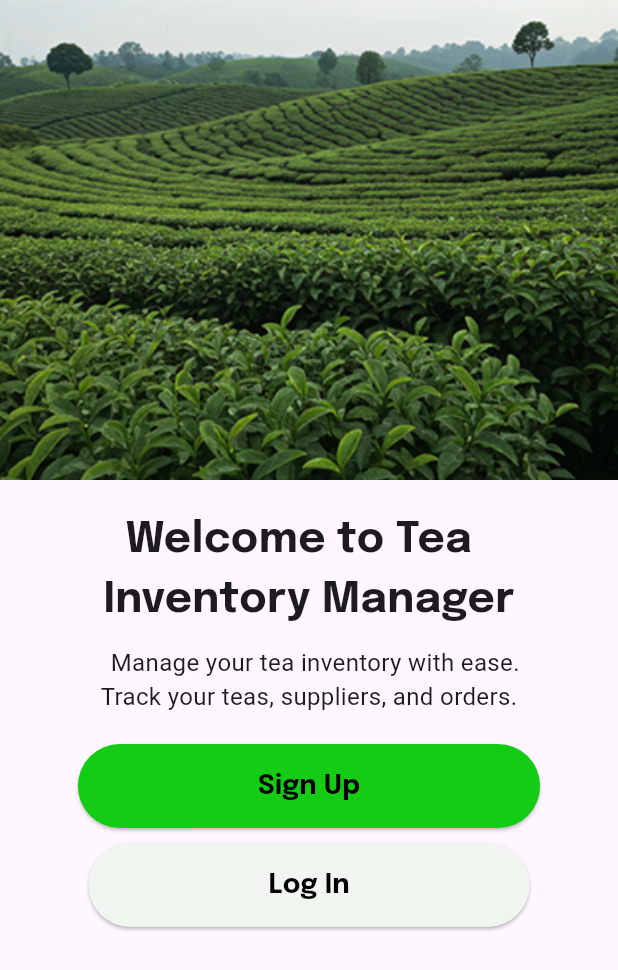
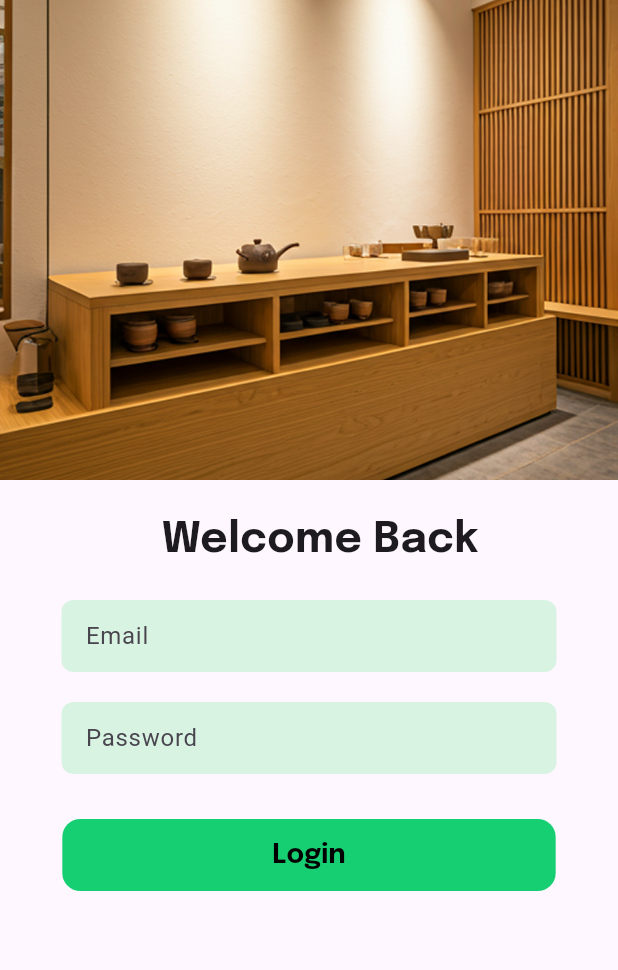
Before and after one commit to Jotham0505/Inventory_Management_App_Flutter, a Flutter app: the screen it shows after launch, on a phone screen of 412 x 824 dp. Shown: the top 970 px of the screen. Run offline on Flutter 3.47's test engine with Material 3 defaults, Android fonts, the phone set to English and light mode, and no system bars; Roboto replaces fonts that are missing (Epilogue Regular).

Commit message:
Login page done

```diff
--- a/lib/main.dart
+++ b/lib/main.dart
@@ -1,4 +1,5 @@
 import 'package:flutter/material.dart';
+import 'package:tea_app/pages/Auth/loginPage.dart';
 import 'package:tea_app/pages/Auth/onboardingPage.dart';
 
 void main() {
@@ -18,7 +19,7 @@ class MyApp extends StatelessWidget {
         colorScheme: ColorScheme.fromSeed(seedColor: Colors.deepPurple),
         useMaterial3: true,
       ),
-      home: const OnboardingPage(),
+      home: const Loginpage(),
     );
   }
 }
--- /dev/null
+++ b/lib/pages/Auth/loginPage.dart
@@ -0,0 +1,97 @@
+import 'package:flutter/material.dart';
+
+class Loginpage extends StatefulWidget {
+  const Loginpage({super.key});
+
+  @override
+  State<Loginpage> createState() => _LoginpageState();
+}
+
+class _LoginpageState extends State<Loginpage> {
+  @override
+  Widget build(BuildContext context) {
+    return Scaffold(
+      body: Column(
+        children: [
+          Container(
+            width: double.infinity,
+            height: 320,
+            decoration: const BoxDecoration(
+              image: DecorationImage(
+                image: AssetImage('assets/Login.png'),
+                fit: BoxFit.cover,
+              ),
+            ),
+          ),
+          const SizedBox(height: 20),
+          const Text(
+            '  Welcome Back',
+            style: TextStyle(
+              fontSize: 28,
+              fontWeight: FontWeight.bold,
+              fontFamily: 'Epilogue',
+            ),
+          ),
+          const SizedBox(height: 20),
+          Container(
+            width: 330,
+            decoration: BoxDecoration(
+              color: Color.fromARGB(255, 217, 243, 227),
+              borderRadius: BorderRadius.circular(8.0),
+            ),
+            child: TextField(
+              decoration: InputDecoration(
+                hintText: 'Email',
+                border: InputBorder.none,
+                contentPadding: EdgeInsets.symmetric(horizontal: 16.0),
+              ),
+            ),
+          ),
+          const SizedBox(height: 20),
+          Container(
+            width: 330,
+            decoration: BoxDecoration(
+              color: Color.fromARGB(255, 217, 243, 227),
+              borderRadius: BorderRadius.circular(8.0),
+            ),
+            child: TextField(
+              obscureText: true,
+              decoration: InputDecoration(
+                hintText: 'Password',
+                border: InputBorder.none,
+                contentPadding: EdgeInsets.symmetric(horizontal: 16.0),
+              ),
+            ),
+          ),
+          const SizedBox(height: 30),
+          TextButton(
+            onPressed: () {},
+            style: TextButton.styleFrom(
+              backgroundColor: Color(0XFF17CF73),
+              foregroundColor: Colors.black,
+              padding:
+                  const EdgeInsets.symmetric(horizontal: 140, vertical: 15),
+              textStyle: const TextStyle(
+                fontSize: 18,
+                fontWeight: FontWeight.bold,
+                fontFamily: 'Epilogue',
+              ),
+              shape: RoundedRectangleBorder(
+                borderRadius:
+                    BorderRadius.circular(12), // Change the value as needed
+              ),
+            ),
+            child: const Text(
+              'Login',
+              style: TextStyle(
+                fontSize: 18,
+                fontWeight: FontWeight.bold,
+                fontFamily: 'Epilogue',
+              ),
+            ),
+          ),
+        ],
+      ),
+    );
+  }
+}
--- a/lib/pages/Auth/onboardingPage.dart
+++ b/lib/pages/Auth/onboardingPage.dart
@@ -37,41 +37,33 @@ class OnboardingPage extends StatelessWidget {
           textAlign: TextAlign.center,
         ),
         const SizedBox(height: 20),
-        ElevatedButton(
-          onPressed: () {
-            // Navigate to the next page or perform an action
-          },
-          child: const Text(
-            'Sign Up',
-            style: TextStyle(
-              color: Colors.black,
-              fontFamily: 'Epilogue',
+        TextButton(
+          onPressed: () {},
+          child: const Text('Sign Up'),
+          style: TextButton.styleFrom(
+            backgroundColor: Color(0XFF17CF73),
+            foregroundColor: Colors.black,
+            padding: const EdgeInsets.symmetric(horizontal: 120, vertical: 15),
+            textStyle: const TextStyle(
               fontSize: 18,
               fontWeight: FontWeight.bold,
+              fontFamily: 'Epilogue',
             ),
           ),
-          style: ElevatedButton.styleFrom(
-            backgroundColor: Color(0XFF14CC14),
-            padding: const EdgeInsets.symmetric(horizontal: 120, vertical: 15),
-          ),
         ),
-        const SizedBox(height: 10),
-        ElevatedButton(
-          onPressed: () {
-            // Navigate to the next page or perform an action
-          },
-          child: const Text(
-            'Log In',
-            style: TextStyle(
-              color: Colors.black,
-              fontFamily: 'Epilogue',
+        const SizedBox(height: 20),
+        TextButton(
+          onPressed: () {},
+          child: const Text('Login'),
+          style: TextButton.styleFrom(
+            backgroundColor: Color(0XFF17CF73),
+            foregroundColor: Colors.black,
+            padding: const EdgeInsets.symmetric(horizontal: 130, vertical: 15),
+            textStyle: const TextStyle(
               fontSize: 18,
               fontWeight: FontWeight.bold,
+              fontFamily: 'Epilogue',
             ),
-          ),
-          style: ElevatedButton.styleFrom(
-            backgroundColor: Color(0XFFF0F5F0),
-            padding: const EdgeInsets.symmetric(horizontal: 120, vertical: 15),
           ),
         ),
       ],
--- a/pubspec.yaml
+++ b/pubspec.yaml
@@ -59,7 +59,7 @@ flutter:
 
   # To add assets to your application, add an assets section, like this:
   assets:
-    - assets/onboardingImage.png
+    - assets/
 
   # An image asset can refer to one or more resolution-specific "variants", see
   # https://flutter.dev/to/resolution-aware-images
```
Also changed, not shown: assets/Login.png (added).
